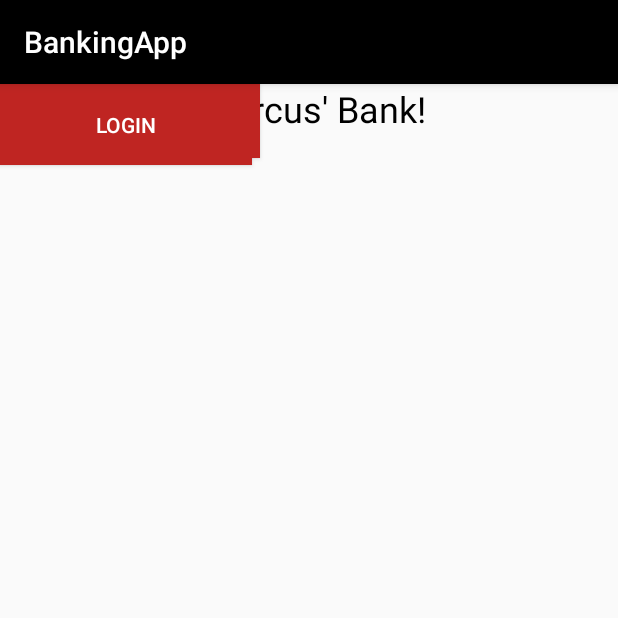
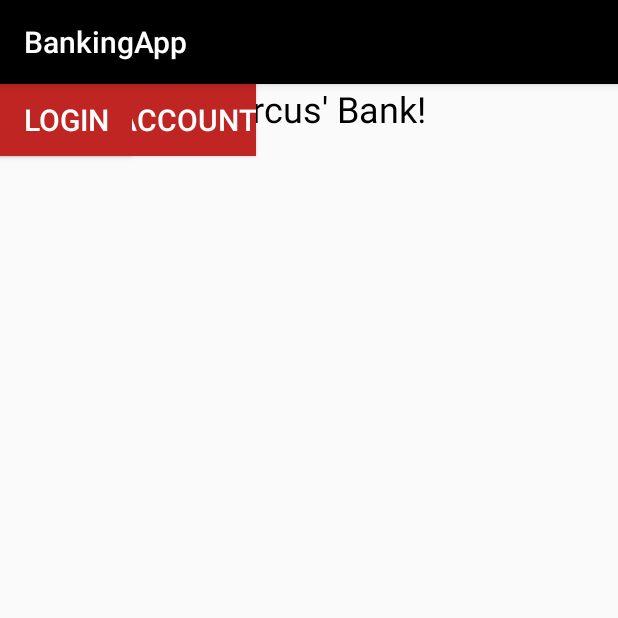
Before and after one commit to azamean/Bank, an Android app: the screen it shows after launch (MainActivity), on a phone screen of 412 x 824 dp, the top half of it. Run offline under Robolectric (Android 15) with nearby library versions, the phone set to English and light mode, and no system bars.

Commit message:
Various changes to text, colours and formatting

```diff
--- a/BankingApp/app/src/main/AndroidManifest.xml
+++ b/BankingApp/app/src/main/AndroidManifest.xml
@@ -19,6 +19,7 @@
                 <category android:name="android.intent.category.LAUNCHER" />
             </intent-filter>
         </activity>
+        <activity android:name=".newUser"></activity>
     </application>
 
 </manifest>
--- a/BankingApp/app/src/main/res/layout/content_main.xml
+++ b/BankingApp/app/src/main/res/layout/content_main.xml
@@ -11,43 +11,45 @@
     <Button
         android:id="@+id/createAccount"
         style="@style/Widget.AppCompat.Button.Colored"
-        android:layout_width="173dp"
-        android:layout_height="49dp"
+        android:layout_width="wrap_content"
+        android:layout_height="wrap_content"
         android:background="#bf2522"
         android:onClick="createAccountClicked"
         android:text="Create Account"
-        tools:layout_editor_absoluteX="106dp"
-        tools:layout_editor_absoluteY="306dp"
+        android:textSize="20sp"
+        tools:layout_editor_absoluteX="117dp"
+        tools:layout_editor_absoluteY="300dp"
         tools:text="Create User" />
 
     <Button
         android:id="@+id/loginButton"
         style="@style/Widget.AppCompat.Button.Colored"
-        android:layout_width="168dp"
-        android:layout_height="54dp"
+        android:layout_width="wrap_content"
+        android:layout_height="wrap_content"
         android:background="#bf2522"
         android:onClick="loginClicked"
         android:text="Login"
         android:textColorLink="@color/colorPrimary"
-        tools:layout_editor_absoluteX="108dp"
-        tools:layout_editor_absoluteY="151dp"
+        android:textSize="20sp"
+        tools:layout_editor_absoluteX="136dp"
+        tools:layout_editor_absoluteY="154dp"
         tools:style="@style/Widget.AppCompat.Button" />
 
     <TextView
-        android:id="@+id/textView"
-        android:layout_width="wrap_content"
-        android:layout_height="wrap_content"
+        android:id="@+id/textViewWelcome"
+        android:layout_width="295dp"
+        android:layout_height="40dp"
         android:text="Welcome to Marcus' Bank!"
         android:textColor="#000000"
         android:textSize="24sp"
-        tools:layout_editor_absoluteX="51dp"
-        tools:layout_editor_absoluteY="45dp" />
+        tools:layout_editor_absoluteX="33dp"
+        tools:layout_editor_absoluteY="48dp" />
 
     <TextView
         android:id="@+id/textView2"
         android:layout_width="wrap_content"
         android:layout_height="wrap_content"
         android:text="OR"
-        tools:layout_editor_absoluteX="183dp"
-        tools:layout_editor_absoluteY="236dp" />
+        tools:layout_editor_absoluteX="171dp"
+        tools:layout_editor_absoluteY="247dp" />
 </android.support.constraint.ConstraintLayout>
```
Also changed, not shown: BankingApp/app/src/main/java/marcusobyrne/bankingapp/MainActivity.java (+25 -12 lines), BankingApp/app/src/main/java/marcusobyrne/bankingapp/newUser.java (added, +13 -0 lines), BankingApp/app/src/main/res/layout/activity_new_user.xml (added, +9 -0 lines).
